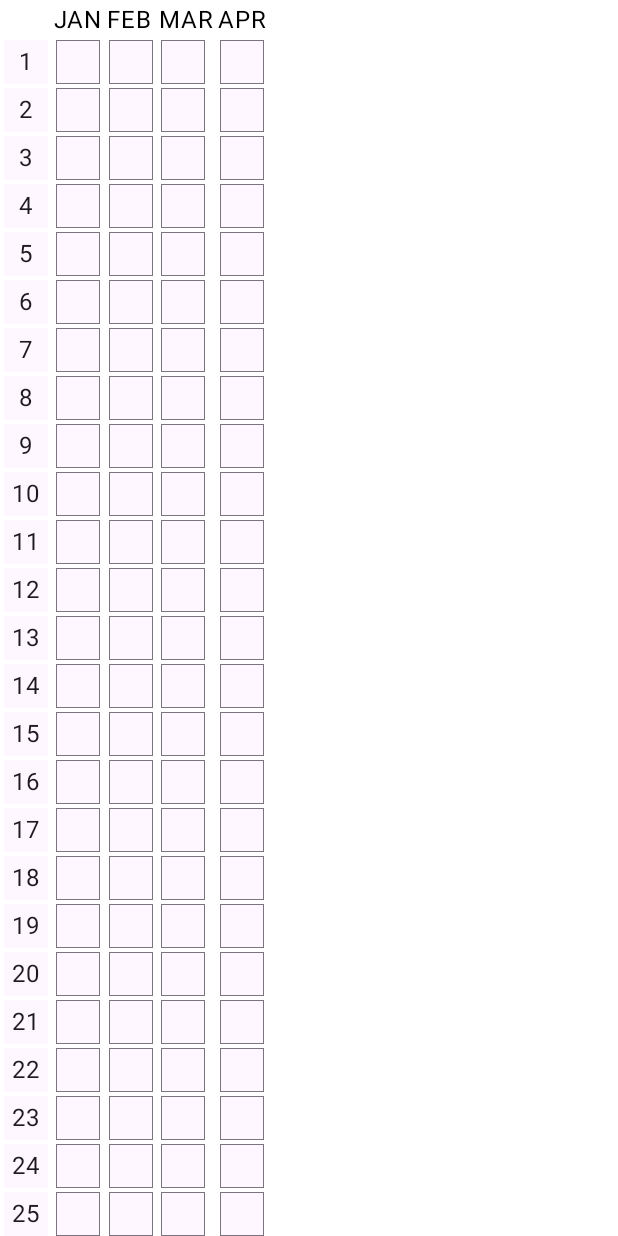
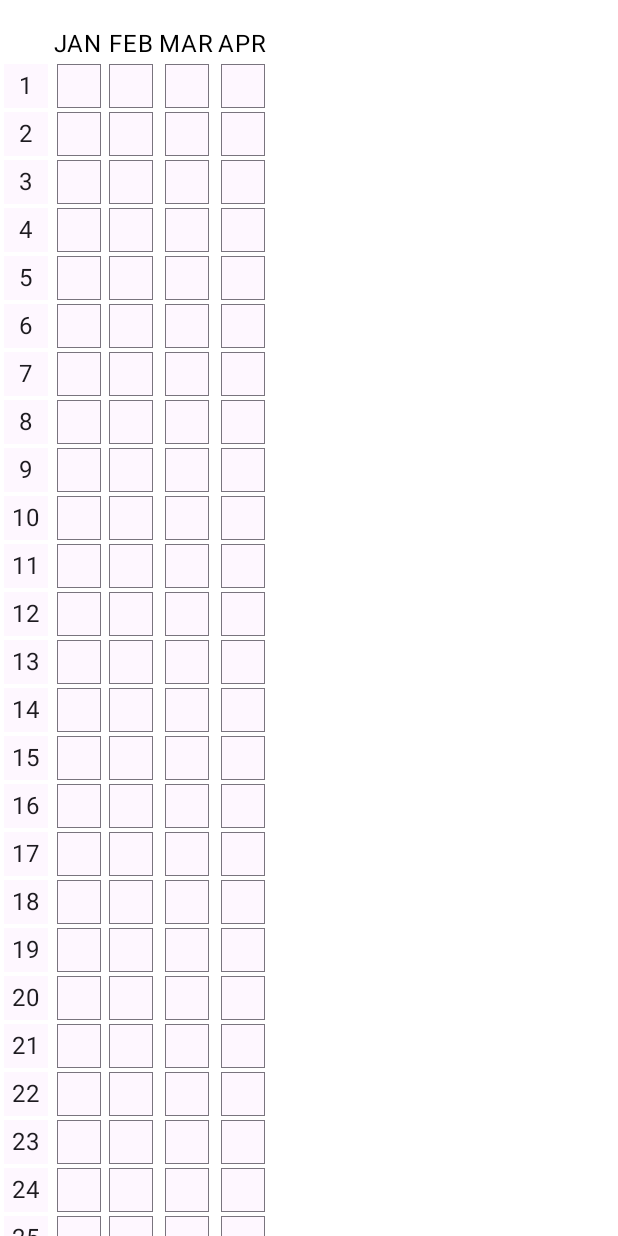
Before and after one commit to ericj22/mood-rate, an Android app built with Jetpack Compose: the @Preview function YearBodyPreview, on a phone screen of 412 x 824 dp. Run offline under Robolectric (Android 15) with nearby library versions, the phone set to English and light mode, and no system bars; 2 statements that could not run were skipped.

Commit message:
Fix padding issues on YearScreen

```diff
--- a/app/src/main/java/com/example/moodcheck/ui/years/YearScreen.kt
+++ b/app/src/main/java/com/example/moodcheck/ui/years/YearScreen.kt
@@ -75,8 +75,7 @@ fun YearScreen(
             monthList = listOf(
                 "Jan", "Feb", "Mar", "Apr"
             ),
-            modifier = modifier
-                .padding(innerPadding)
+            modifier = modifier.padding(innerPadding)
         )
     }
 }
@@ -97,11 +96,12 @@ private fun YearBody(
     Row(
         modifier = modifier
             .verticalScroll(rememberScrollState())
+            .padding(top = 16.dp)
     ) {
         Column(
             verticalArrangement = Arrangement.Center,
             horizontalAlignment = Alignment.CenterHorizontally,
-            modifier = modifier.padding(1.dp)
+            modifier = Modifier.padding(1.dp)
         ) {
             Text(text = "")
             for (day in 1..31) {
@@ -117,7 +117,7 @@ private fun YearBody(
                 moodList = listOf(
                     1, 2, 3, 4, 5, 4, 5, 3, 3, 1, 1, 1, 4, 5, 4, 3, 2, 1, 2, 5, 3, 4, 1, 0, 0, 0, 0, 0, 0, 0
                 ),
-                modifier = modifier.padding(1.dp)
+                modifier = Modifier.padding(1.dp)
             )
         }
     }
@@ -144,7 +144,10 @@ private fun MoodList(
     moodList: List<Int>,
     modifier: Modifier = Modifier
 ) {
-    Column(modifier = modifier) {
+    Column(
+        horizontalAlignment = Alignment.CenterHorizontally,
+        modifier = modifier
+    ) {
         Text(text = month)
         moodList.forEach { mood ->
             MoodBubble(mood = mood)
```
